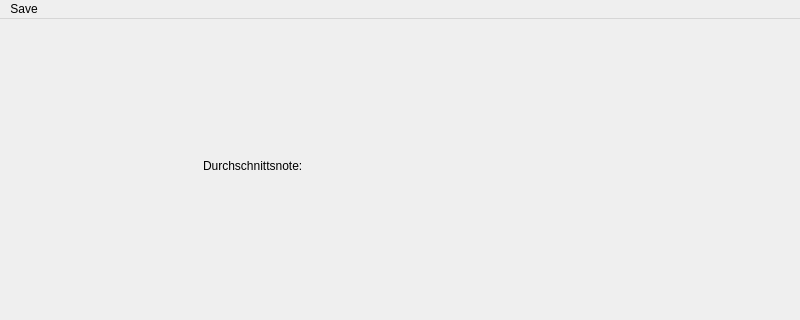
This is mainwindow.ui in atlas033/NotenschnittApp as Qt 5 draws it before an edit; both pictures show x 0 to 800 and y 0 to 320 of the 800 by 600 pixel window. The edited form follows.
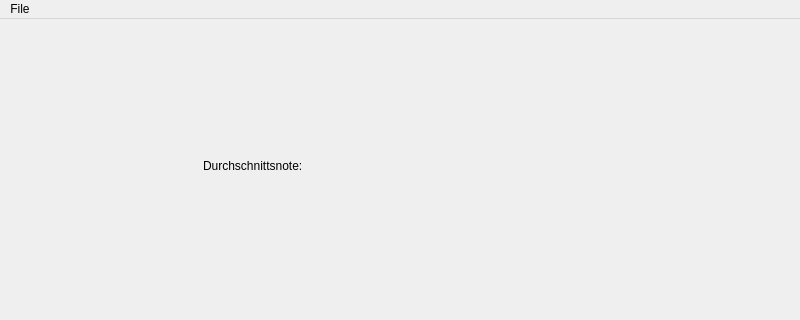
This is the edited form.

```diff
--- a/mainwindow.ui
+++ b/mainwindow.ui
@@ -188,12 +188,12 @@
      <x>0</x>
      <y>0</y>
      <width>800</width>
-     <height>21</height>
+     <height>20</height>
     </rect>
    </property>
    <widget class="QMenu" name="menuSave">
     <property name="title">
-     <string>Save</string>
+     <string>File</string>
     </property>
     <addaction name="actionNew"/>
     <addaction name="separator"/>
```
Left out of the diff: 6 changed lines with no effect on the pictures.
